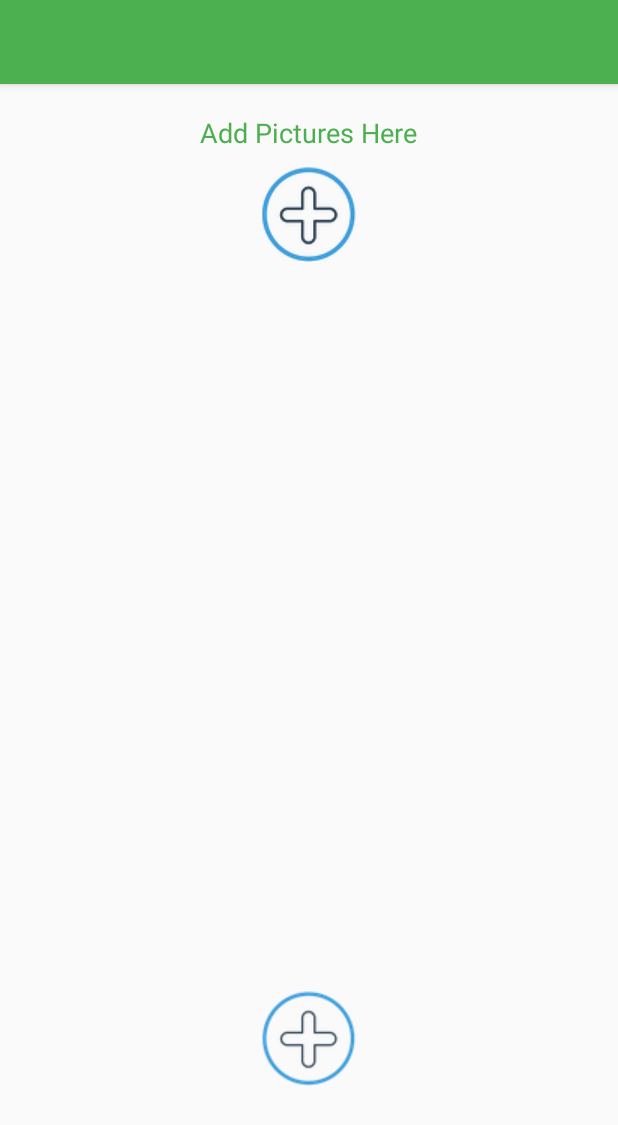
After one commit to thatsabhi22/geotrails, an Android app: the AddImageActivity screen opened directly, with no data from a screen before it, on a phone screen of 412 x 824 dp. The commit adds this screen. Shown: the top 1125 px of the screen. Run offline under Robolectric (Android 15) with nearby library versions, the phone set to English and light mode, and no system bars.

Commit message:
The effort to implement images for the locations is postponed, hence branch would be made from where the image implementation started

```diff
--- /dev/null
+++ b/app/src/main/java/com/theleafapps/pro/geotrails/ui/AddImageActivity.java
@@ -0,0 +1,15 @@
+package com.theleafapps.pro.geotrails.ui;
+
+import android.support.v7.app.AppCompatActivity;
+import android.os.Bundle;
+
+import com.theleafapps.pro.geotrails.R;
+
+public class AddImageActivity extends AppCompatActivity {
+
+    @Override
+    protected void onCreate(Bundle savedInstanceState) {
+        super.onCreate(savedInstanceState);
+        setContentView(R.layout.activity_add_image);
+    }
+}
--- /dev/null
+++ b/app/src/main/res/layout/activity_add_image.xml
@@ -0,0 +1,61 @@
+<?xml version="1.0" encoding="utf-8"?>
+<RelativeLayout xmlns:android="http://schemas.android.com/apk/res/android"
+    xmlns:tools="http://schemas.android.com/tools"
+    android:layout_width="match_parent"
+    android:layout_height="match_parent"
+    xmlns:app="http://schemas.android.com/apk/res-auto"
+    tools:context="com.theleafapps.pro.geotrails.ui.AddImageActivity">
+    <android.support.design.widget.AppBarLayout
+        android:layout_width="match_parent"
+        android:layout_height="wrap_content"
+        android:theme="@style/ThemeOverlay.AppCompat.Dark.ActionBar"
+        android:id="@+id/add_data_screen_toolbar">
+        <android.support.v7.widget.Toolbar
+            android:id="@+id/toolbar_add_data"
+            android:layout_width="match_parent"
+            android:layout_height="?attr/actionBarSize"
+            android:background="?attr/colorPrimary"
+            app:layout_scrollFlags="scroll|enterAlways"
+            app:popupTheme="@style/ThemeOverlay.AppCompat.Light" />
+    </android.support.design.widget.AppBarLayout>
+    <TextView
+        android:layout_width="wrap_content"
+        android:layout_height="wrap_content"
+        android:textAppearance="?android:attr/textAppearanceMedium"
+        android:layout_below="@+id/add_data_screen_toolbar"
+        android:text="Add Pictures Here"
+        android:textColor="@color/colorPrimary"
+        android:id="@+id/add_image_label"
+        android:layout_centerHorizontal="true"
+        android:layout_marginTop="20dp" />
+
+    <RelativeLayout
+        android:layout_width="match_parent"
+        android:layout_height="wrap_content"
+        android:layout_alignParentLeft="true"
+        android:layout_alignParentStart="true"
+        android:layout_below="@+id/add_image_label"
+        android:id="@+id/images_container"
+        android:padding="10dp">
+        <ImageView
+            android:layout_width="wrap_content"
+            android:layout_height="wrap_content"
+            android:id="@+id/add_image_button"
+            android:src="@drawable/add_image"
+            android:layout_centerHorizontal="true"/>
+        <ImageView
+            android:layout_width="wrap_content"
+            android:layout_height="wrap_content"
+            android:id="@+id/add_image_button1"
+            android:src="@drawable/add_image"
+            android:layout_centerHorizontal="true"/>
+    </RelativeLayout>
+    <ImageView
+        android:layout_width="wrap_content"
+        android:layout_height="wrap_content"
+        android:id="@+id/no_image"
+        android:src="@drawable/add_image"
+        android:layout_alignParentBottom="true"
+        android:layout_centerHorizontal="true"
+        android:layout_marginBottom="100dp" />
+</RelativeLayout>
--- a/app/src/main/res/layout/activity_home.xml
+++ b/app/src/main/res/layout/activity_home.xml
@@ -40,7 +40,7 @@
         android:background="@null"
         android:id="@+id/mark_location_button"
         android:clickable="true"
-        android:layout_marginBottom="103dp"
+        android:layout_marginBottom="100dp"
         android:layout_alignParentBottom="true"
         android:layout_centerHorizontal="true" />
 
--- a/build.gradle
+++ b/build.gradle
@@ -5,7 +5,7 @@ buildscript {
         jcenter()
     }
     dependencies {
-        classpath 'com.android.tools.build:gradle:2.1.3'
+        classpath 'com.android.tools.build:gradle:2.2.2'
 
         // NOTE: Do not place your application dependencies here; they belong
         // in the individual module build.gradle files
```
Also changed, not shown: app/build.gradle (+13 -0 lines), app/src/main/AndroidManifest.xml (+12 -3 lines), app/src/main/java/com/theleafapps/pro/geotrails/ui/AddDataActivity.java (+48 -5 lines), app/src/main/java/com/theleafapps/pro/geotrails/utils/Commons.java (+11 -0 lines), app/src/main/res/layout/activity_add_data.xml (+15 -21 lines), app/src/main/res/layout/thumbnail_image_add_data.xml (added, +8 -0 lines), app/src/main/res/drawable/add_image.png (added).
